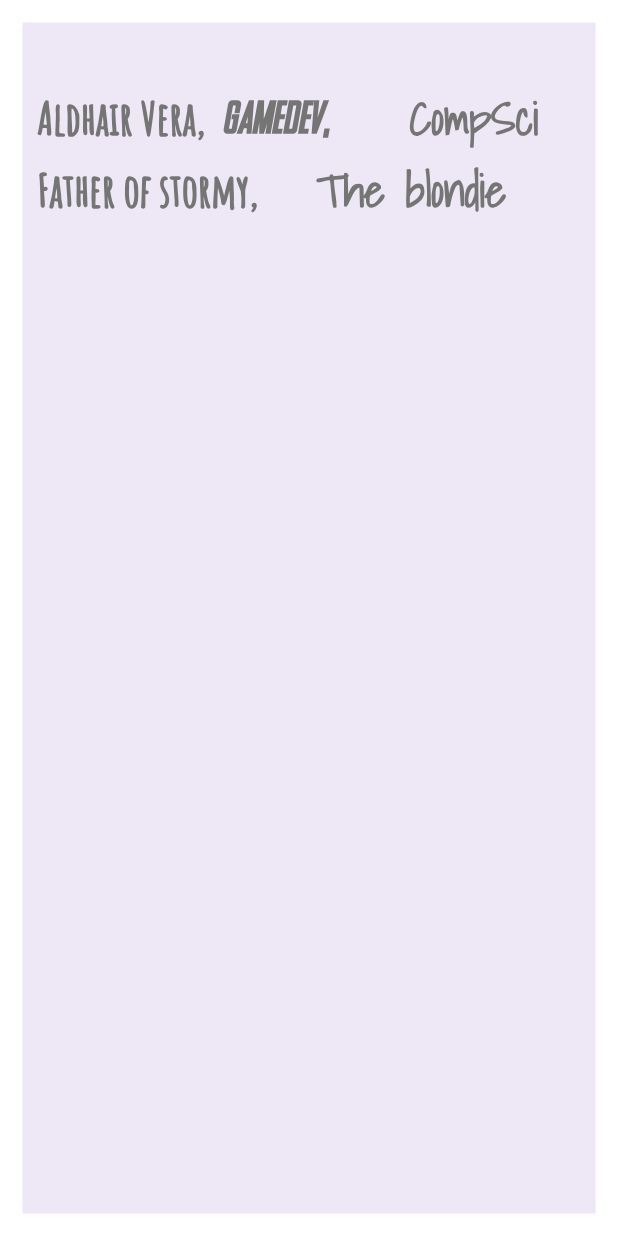
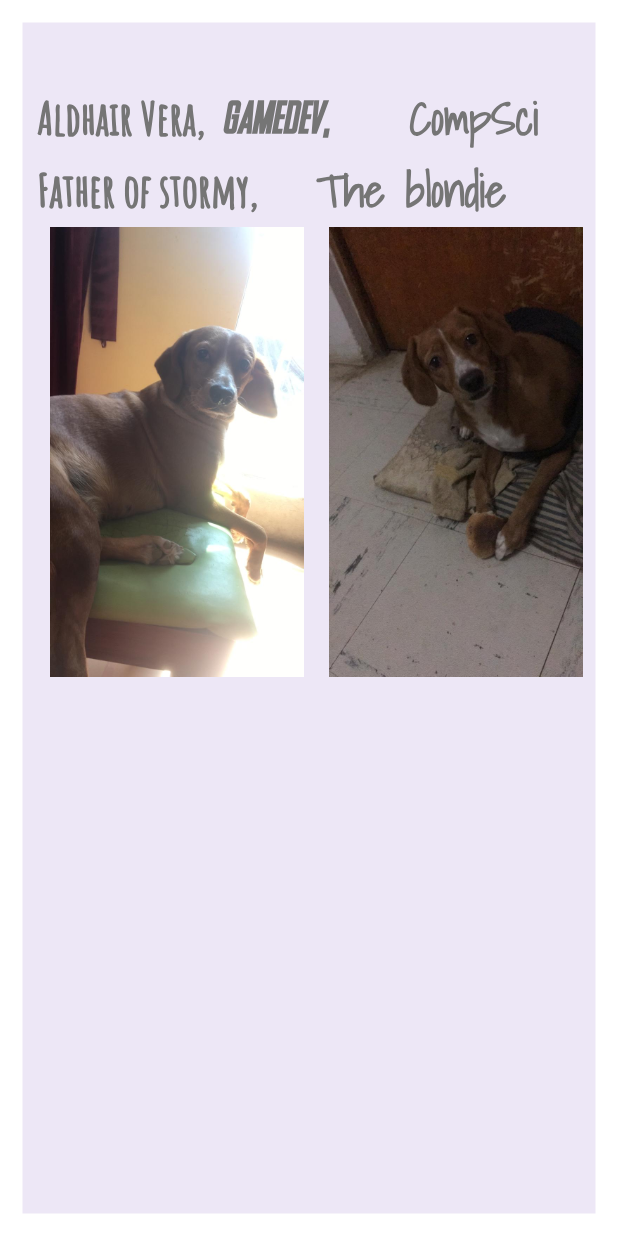
Before and after one commit to BurningAl15/ExploringFlutterWidgets, a Flutter app: the screen it shows after launch, on a phone screen of 412 x 824 dp. Run offline on Flutter 3.47's test engine with Material 2 defaults, Android fonts, the phone set to English and light mode, and no system bars.

Commit message:
Image Asset

```diff
--- a/lib/app_Screens/home.dart
+++ b/lib/app_Screens/home.dart
@@ -7,6 +7,10 @@ final containerColor=Colors.deepPurple[50];
 
 final textFontSize=30.0;
 final textFontFamily='Amatic';
+AssetImage assetImage1=AssetImage('Assets/bb2.jpeg');
+AssetImage assetImage2=AssetImage('Assets/bby.jpeg');
+Image img1=Image(image:assetImage1,width: 250.0,height:300.0,);
+Image img2=Image(image:assetImage2,width: 250.0,height:300.0,);
 
 class Home extends StatelessWidget{
   @override
@@ -99,10 +103,30 @@ class Home extends StatelessWidget{
                   ),
                 ]
             ),
-
+            Row(
+                children:<Widget>[
+                  //FlightImageAsset()
+                  Expanded(
+                      child: img1
+                  ),
+                  Expanded(
+                      child:img2
+                  )
+                ]
+            )
          ],
         )
       )
     );
   }
 }
+
+class FlightImageAsset extends StatelessWidget{
+  @override
+  Widget build(BuildContext context)
+  {
+    AssetImage assetImage=AssetImage('Assets/bb2.jpeg');
+    Image img=Image(image:assetImage,width: 250.0,height:300.0);
+    return Container(child:img);
+  }
+}
--- a/pubspec.yaml
+++ b/pubspec.yaml
@@ -41,9 +41,9 @@ flutter:
   uses-material-design: true
 
   # To add assets to your application, add an assets section, like this:
-  # assets:
-  #  - images/a_dot_burr.jpeg
-  #  - images/a_dot_ham.jpeg
+  assets:
+    - Assets/bb2.jpeg
+    - Assets/bby.jpeg
 
   # An image asset can refer to one or more resolution-specific "variants", see
   # https://flutter.dev/assets-and-images/#resolution-aware.
```
Also changed, not shown: Assets/bb2.jpeg (added), Assets/bby.jpeg (added).
